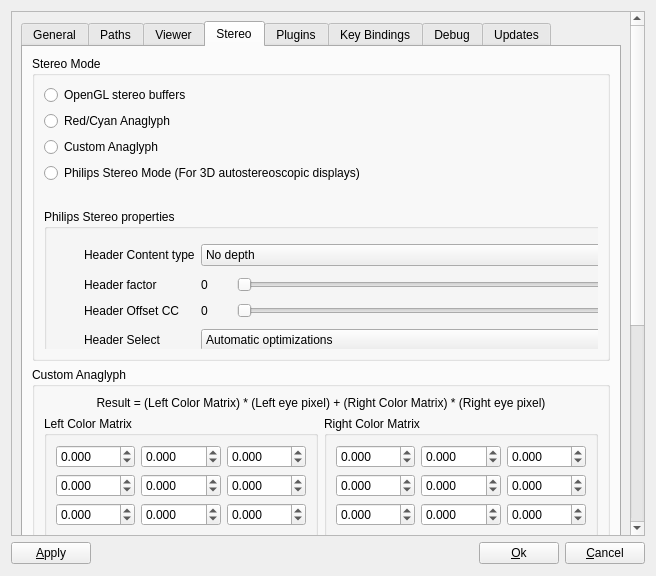
First picture: the form in OpenFlipper/widgets/optionsWidget/optionsWidget.ui, repository ShenRen/OpenFlipper, before the edit.
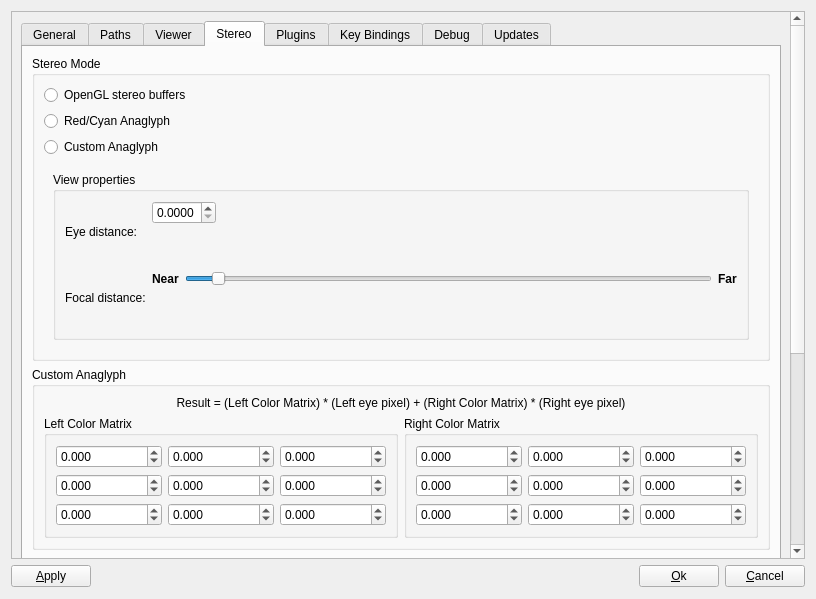
Second picture: the form after the edit. The open tabs and pages were chosen to show the change. Custom widgets are drawn as their Qt base class.

Commit message: Removed philips stereo from core (moved to postprocessor plugin)

What changed in the file:
```diff
--- a/OpenFlipper/widgets/optionsWidget/optionsWidget.ui
+++ b/OpenFlipper/widgets/optionsWidget/optionsWidget.ui
@@ -6,8 +6,8 @@
    <rect>
     <x>0</x>
     <y>0</y>
-    <width>656</width>
-    <height>576</height>
+    <width>816</width>
+    <height>599</height>
    </rect>
   </property>
   <property name="windowTitle">
@@ -36,7 +36,7 @@
        <rect>
         <x>0</x>
         <y>0</y>
-        <width>666</width>
+        <width>787</width>
         <height>866</height>
        </rect>
       </property>
@@ -911,28 +911,15 @@
                 </property>
                </widget>
               </item>
-              <item>
-               <widget class="QRadioButton" name="stereoPhilips">
-                <property name="text">
-                 <string>Philips Stereo Mode (For 3D autostereoscopic displays)</string>
-                </property>
-               </widget>
-              </item>
               <item>
                <widget class="QStackedWidget" name="stackedWidget">
                 <property name="currentIndex">
-                 <number>1</number>
+                 <number>0</number>
                 </property>
                 <widget class="QWidget" name="page">
+                 <layout class="QVBoxLayout" name="verticalLayout_22">
+                  <item>
                  <widget class="QGroupBox" name="groupBox_7">
-                  <property name="geometry">
-                   <rect>
-                    <x>0</x>
-                    <y>20</y>
-                    <width>611</width>
-                    <height>101</height>
-                   </rect>
-                  </property>
                   <property name="title">
                    <string>View properties</string>
                   </property>
@@ -1040,200 +1027,8 @@
                    </item>
                   </layout>
                  </widget>
-                </widget>
-                <widget class="QWidget" name="page_2">
-                 <widget class="QGroupBox" name="groupBox_10">
-                  <property name="geometry">
-                   <rect>
-                    <x>0</x>
-                    <y>20</y>
-                    <width>611</width>
-                    <height>161</height>
-                   </rect>
-                  </property>
-                  <property name="title">
-                   <string>Philips Stereo properties</string>
-                  </property>
-                  <widget class="QWidget" name="gridLayoutWidget">
-                   <property name="geometry">
-                    <rect>
-                     <x>40</x>
-                     <y>30</y>
-                     <width>531</width>
-                     <height>121</height>
-                    </rect>
-                   </property>
-                   <layout class="QGridLayout" name="gridLayout_3">
-                    <item row="0" column="0">
-                     <widget class="QLabel" name="label_20">
-                      <property name="text">
-                       <string>Header Content type</string>
-                      </property>
-                     </widget>
-                    </item>
-                    <item row="0" column="1">
-                     <widget class="QComboBox" name="headerContentType">
-                      <item>
-                       <property name="text">
-                        <string>No depth</string>
-                       </property>
-                      </item>
-                      <item>
-                       <property name="text">
-                        <string>Signage</string>
-                       </property>
-                      </item>
-                      <item>
-                       <property name="text">
-                        <string>Movie</string>
-                       </property>
-                      </item>
-                      <item>
-                       <property name="text">
-                        <string>Game</string>
-                       </property>
-                      </item>
-                      <item>
-                       <property name="text">
-                        <string>CGI</string>
-                       </property>
-                      </item>
-                      <item>
-                       <property name="text">
-                        <string>Still</string>
-                       </property>
-                      </item>
-                     </widget>
-                    </item>
-                    <item row="1" column="0">
-                     <widget class="QLabel" name="label_21">
-                      <property name="text">
-                       <string>Header factor</string>
-                      </property>
-                     </widget>
-                    </item>
-                    <item row="2" column="0">
-                     <widget class="QLabel" name="label_22">
-                      <property name="text">
-                       <string>Header Offset CC</string>
-                      </property>
-                     </widget>
-                    </item>
-                    <item row="3" column="0">
-                     <widget class="QLabel" name="label_23">
-                      <property name="text">
-                       <string>Header Select</string>
-                      </property>
-                     </widget>
-                    </item>
-                    <item row="3" column="1">
-                     <widget class="QComboBox" name="headerSelect">
-                      <item>
-                       <property name="text">
-                        <string>Automatic optimizations</string>
-                       </property>
-                      </item>
-                      <item>
-                       <property name="text">
-                        <string>Header provided factor</string>
-                       </property>
-                      </item>
-                      <item>
-                       <property name="text">
-                        <string>Header provided offset</string>
-                       </property>
-                      </item>
-                      <item>
-                       <property name="text">
-                        <string>Header provided factor and offset</string>
-                       </property>
-                      </item>
-                     </widget>
-                    </item>
-                    <item row="1" column="1">
-                     <layout class="QHBoxLayout" name="horizontalLayout_20">
-                      <item>
-                       <widget class="QLabel" name="factorCounter">
-                        <property name="minimumSize">
-                         <size>
-                          <width>30</width>
-                          <height>0</height>
-                         </size>
-                        </property>
-                        <property name="maximumSize">
-                         <size>
-                          <width>30</width>
-                          <height>16777215</height>
-                         </size>
-                        </property>
-                        <property name="layoutDirection">
-                         <enum>Qt::RightToLeft</enum>
-                        </property>
-                        <property name="text">
-                         <string>0</string>
-                        </property>
-                       </widget>
-                      </item>
-                      <item>
-                       <widget class="QSlider" name="headerFactor">
-                        <property name="maximum">
-                         <number>255</number>
-                        </property>
-                        <property name="orientation">
-                         <enum>Qt::Horizontal</enum>
-                        </property>
-                       </widget>
-                      </item>
-                     </layout>
-                    </item>
-                    <item row="2" column="1">
-                     <layout class="QHBoxLayout" name="horizontalLayout_21">
-                      <item>
-                       <widget class="QLabel" name="offsetCounter">
-                        <property name="sizePolicy">
-                         <sizepolicy hsizetype="Preferred" vsizetype="Preferred">
-                          <horstretch>0</horstretch>
-                          <verstretch>0</verstretch>
-                         </sizepolicy>
-                        </property>
-                        <property name="minimumSize">
-                         <size>
-                          <width>30</width>
-                          <height>0</height>
-                         </size>
-                        </property>
-                        <property name="maximumSize">
-                         <size>
-                          <width>30</width>
-                          <height>16777215</height>
-                         </size>
-                        </property>
-                        <property name="layoutDirection">
-                         <enum>Qt::RightToLeft</enum>
-                        </property>
-                        <property name="text">
-                         <string>0</string>
-                        </property>
-                       </widget>
-                      </item>
-                      <item>
-                       <widget class="QSlider" name="headerOffsetCC">
-                        <property name="enabled">
-                         <bool>true</bool>
-                        </property>
-                        <property name="maximum">
-                         <number>255</number>
-                        </property>
-                        <property name="orientation">
-                         <enum>Qt::Horizontal</enum>
-                        </property>
-                       </widget>
-                      </item>
-                     </layout>
-                    </item>
-                   </layout>
-                  </widget>
-                 </widget>
+                  </item>
+                 </layout>
                 </widget>
                </widget>
               </item>
```
Left out of the diff: 2 changed lines with no effect on the pictures. Lines whose indentation alone changed are shown as unchanged. The commit also changes 15 other files.
